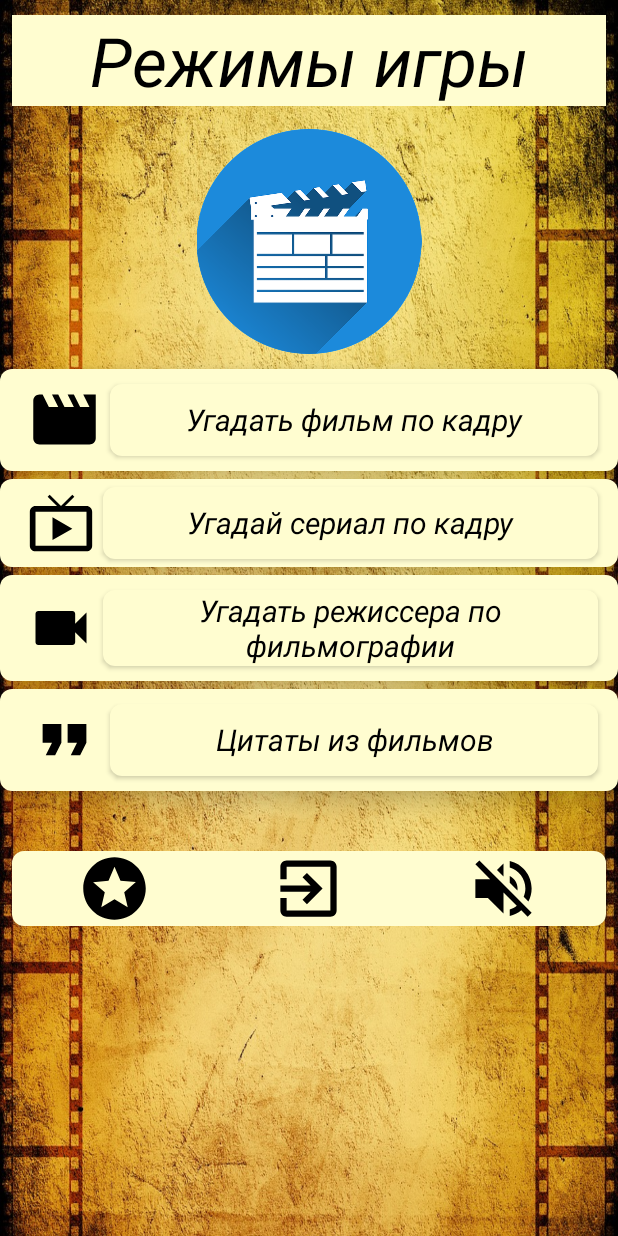
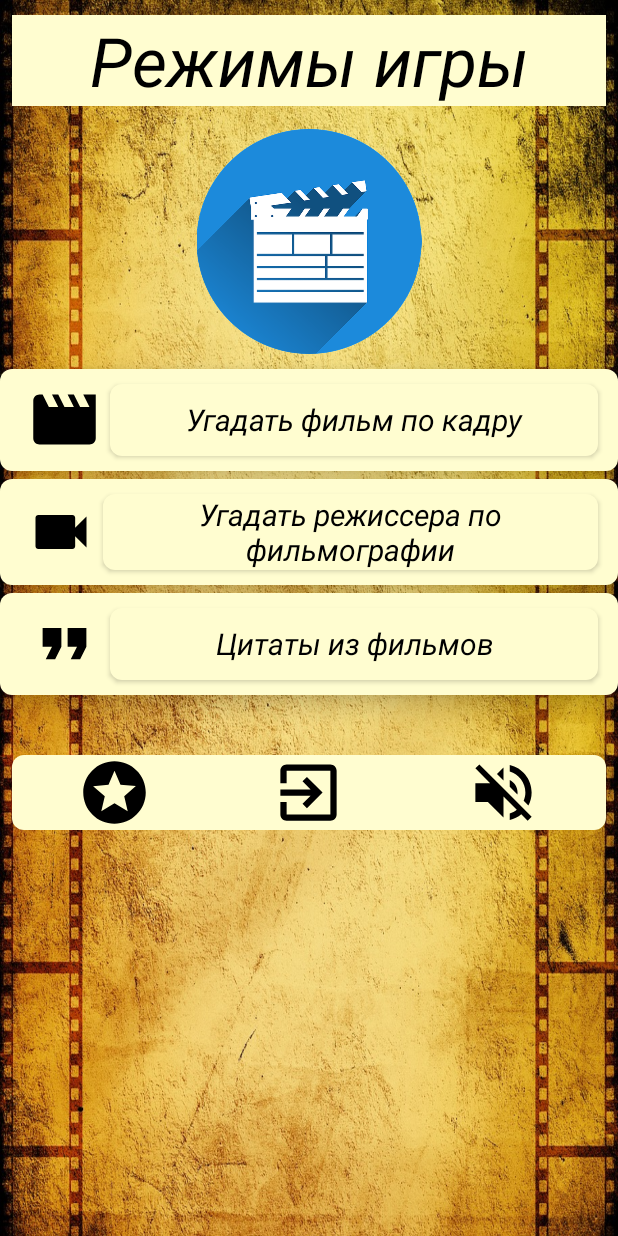
Before and after one commit to kiryl-f/CinemaQuiz, an Android app: the screen it shows after launch (MainActivity), on a phone screen of 412 x 824 dp. Run offline under Robolectric (Android 15) with nearby library versions, the light colour scheme and no system bars; our stand-ins replace AdMob.

```diff
--- a/app/src/main/java/com/kirvelstudios/cinemaquiz/MainActivity.java
+++ b/app/src/main/java/com/kirvelstudios/cinemaquiz/MainActivity.java
@@ -16,8 +16,6 @@ import androidx.appcompat.app.AppCompatActivity;
 import com.google.android.gms.ads.AdRequest;
 import com.google.android.gms.ads.AdView;
 import com.google.android.gms.ads.MobileAds;
-import com.google.android.gms.ads.initialization.InitializationStatus;
-import com.google.android.gms.ads.initialization.OnInitializationCompleteListener;
 import com.kirvelstudios.cinemaquiz.DirectorLevelActivities.AllDirActivity;
 import com.kirvelstudios.cinemaquiz.databinding.ActivityMainBinding;
 
@@ -40,18 +38,10 @@ public class MainActivity extends AppCompatActivity {
         setContentView(binding.getRoot());
 
         ImageView view = findViewById(R.id.circleImageView);
-        view.setOnClickListener(new View.OnClickListener() {
-            @Override
-            public void onClick(View v) {
-                startActivity(new Intent(MainActivity.this, InfoActivity.class));
-            }
-        });
+        view.setOnClickListener(v -> startActivity(new Intent(MainActivity.this, InfoActivity.class)));
         locale = Locale.getDefault().getLanguage();
 
-        MobileAds.initialize(this, new OnInitializationCompleteListener() {
-            @Override
-            public void onInitializationComplete(InitializationStatus initializationStatus) {
-            }
+        MobileAds.initialize(this, initializationStatus -> {
         });
 
         AdView mAdView = findViewById(R.id.adView);
@@ -60,9 +50,7 @@ public class MainActivity extends AppCompatActivity {
 
         setSettingsImageView();
 
-        binding.guessFilmButton.setOnClickListener(new View.OnClickListener() {
-            @Override
-            public void onClick(View v) {
+        binding.guessFilmButton.setOnClickListener(v -> {
             Intent intent = new Intent(MainActivity.this, EasyGuessFilmActivity.class);
             String localeUpCase = locale.toUpperCase(), localeLowCase = locale.toLowerCase(), region;
             if(locale.equals("en")) {
@@ -79,37 +67,11 @@ public class MainActivity extends AppCompatActivity {
             intent.putExtra("nameType", "title");
             intent.putExtra("type", "movie");
             startActivity(intent);
-            }
         });
 
-        binding.guessActorButton.setOnClickListener(new View.OnClickListener() {
-            @Override
-            public void onClick(View v) {
-                startActivity(new Intent(MainActivity.this, AllDirActivity.class));
-            }
-        });
+        binding.guessActorButton.setOnClickListener(v -> startActivity(new Intent(MainActivity.this, AllDirActivity.class)));
 
-        binding.guessQuoteButton.setOnClickListener(new View.OnClickListener() {
-            @Override
-            public void onClick(View v) {
-               startActivity(new Intent(MainActivity.this,QuoteActivity.class));
-            }
-        });
-
-        binding.guessTvSeriesButton.setOnClickListener(new View.OnClickListener() {
-            @Override
-            public void onClick(View v) {
-                Intent intent = new Intent(MainActivity.this, EasyGuessFilmActivity.class);
-                String localeUpCase = locale.toUpperCase(), localeLowCase = locale.toLowerCase();
-                intent.putExtra(
-                        "url",
-                        "https://api.themoviedb.org/3/tv/popular?api_key=33d65e0ed0777308653502b72db75fd0&language="+localeLowCase+'-'+localeUpCase+"&region="+localeUpCase+"&page=");
-                intent.putExtra("tmdbLink1","https://api.themoviedb.org/3/tv/");
-                intent.putExtra("nameType", "name");
-                intent.putExtra("type", "tv");
-                startActivity(intent);
-            }
-        });
+        binding.guessQuoteButton.setOnClickListener(v -> startActivity(new Intent(MainActivity.this,QuoteActivity.class)));
     }
 
     @Override
--- a/app/src/main/java/com/kirvelstudios/cinemaquiz/SplashActivity.java
+++ b/app/src/main/java/com/kirvelstudios/cinemaquiz/SplashActivity.java
@@ -38,15 +38,6 @@ public class SplashActivity extends AppCompatActivity {
         filmIntent.putExtra("nameType", "title");
         filmIntent.putExtra("type", "movie");
 
-        Intent seriesIntent = new Intent(SplashActivity.this, EasyGuessFilmActivity.class);
-        seriesIntent.setAction(Intent.ACTION_VIEW);
-        seriesIntent.putExtra(
-                "url",
-                "https://api.themoviedb.org/3/tv/popular?api_key=33d65e0ed0777308653502b72db75fd0&language="+localeLowCase+'-'+localeUpCase+"&region="+localeUpCase+"&page=");
-        seriesIntent.putExtra("tmdbLink1","https://api.themoviedb.org/3/tv/");
-        seriesIntent.putExtra("nameType", "name");
-        seriesIntent.putExtra("type", "tv");
-
         Intent dirIntent = new Intent(SplashActivity.this, AllDirActivity.class);
         dirIntent.setAction(Intent.ACTION_VIEW);
 
@@ -63,12 +54,6 @@ public class SplashActivity extends AppCompatActivity {
                     .setIntent(filmIntent)
                     .build();
 
-            ShortcutInfo shortcut1 = new ShortcutInfo.Builder(getApplicationContext(), "series")
-                    .setShortLabel(getResources().getString(R.string.guess_series))
-                    .setIcon(Icon.createWithResource(getApplicationContext(), R.drawable.ic_live_tv_black_24dp))
-                    .setIntent(seriesIntent)
-                    .build();
-
             ShortcutInfo dirShortcut = new ShortcutInfo.Builder(getApplicationContext(), "dir")
                     .setShortLabel(getResources().getString(R.string.guess_dir))
                     .setIcon(Icon.createWithResource(getApplicationContext(), R.drawable.ic_videocam_black_24dp))
@@ -80,7 +65,7 @@ public class SplashActivity extends AppCompatActivity {
                     .setIcon(Icon.createWithResource(getApplicationContext(), R.drawable.ic_format_quote_black_24dp))
                     .setIntent(quoteIntent)
                     .build();
-            Objects.requireNonNull(shortcutManager).setDynamicShortcuts(Arrays.asList(shortcut, shortcut1, dirShortcut, quoteShortcut));
+            Objects.requireNonNull(shortcutManager).setDynamicShortcuts(Arrays.asList(shortcut, dirShortcut, quoteShortcut));
 
         }
 
--- a/app/src/main/res/layout/activity_main.xml
+++ b/app/src/main/res/layout/activity_main.xml
@@ -43,7 +43,7 @@
 
     <RelativeLayout
         android:id="@+id/guessDirectorLayout"
-        android:layout_below="@id/guessTvSeriesLayout"
+        android:layout_below="@id/guessFilmLayout"
         android:layout_width="match_parent"
         android:layout_height="wrap_content"
         android:background="@drawable/main_menu_button_bg"
@@ -110,38 +110,6 @@
             android:textSize="20sp" />
     </RelativeLayout>
 
-    <RelativeLayout
-        android:id="@+id/guessTvSeriesLayout"
-        android:layout_below="@id/guessFilmLayout"
-        android:background="@drawable/main_menu_button_bg"
-        android:layout_width="match_parent"
-        android:layout_height="wrap_content"
-        android:elevation="10dp"
-        android:layout_marginBottom="5dp"
-        >
-        <ImageView
-            android:id="@+id/img2"
-            android:layout_width="wrap_content"
-            android:layout_height="wrap_content"
-            android:src="@drawable/ic_live_tv_black_24dp"
-            android:elevation="20dp"
-            android:layout_centerInParent="true"
-            android:layout_alignParentStart="true"
-            android:layout_marginStart="10dp"
-            tools:ignore="ContentDescription" />
-        <Button
-            android:id="@+id/guessTvSeriesButton"
-            style="@android:style/Widget.Button"
-            android:layout_margin="5dp"
-            android:text="@string/guess_series"
-            android:textSize="20sp"
-            android:textStyle="italic"
-            android:layout_toEndOf="@id/img2"
-            android:background="@drawable/main_menu_button_bg"
-            android:layout_width="match_parent"
-            android:layout_height="wrap_content"
-            />
-    </RelativeLayout>
 
     <TextView
         android:id="@+id/gameModsImageView"
```
Lines whose indentation alone changed are shown as unchanged.
